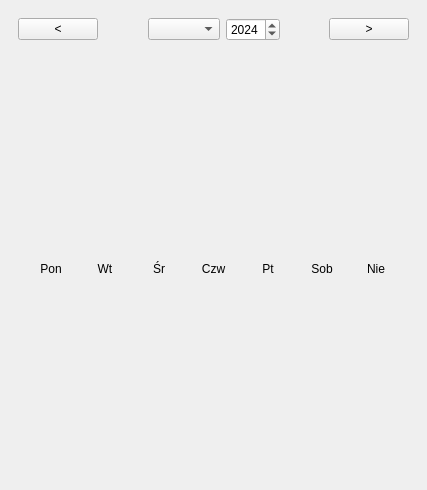
tototmek/PeriodCalendar, file src/mainwindow.ui: the form before one commit.
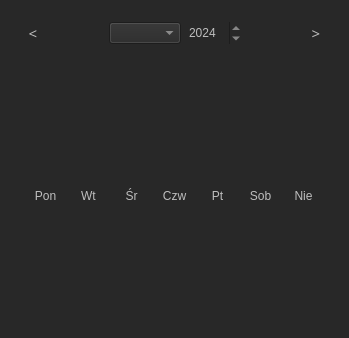
The form after the commit.

```diff
--- a/src/mainwindow.ui
+++ b/src/mainwindow.ui
@@ -6,13 +6,27 @@
    <rect>
     <x>0</x>
     <y>0</y>
-    <width>427</width>
-    <height>490</height>
+    <width>349</width>
+    <height>338</height>
    </rect>
   </property>
   <property name="windowTitle">
    <string>MainWindow</string>
   </property>
+  <property name="styleSheet">
+   <string notr="true">background-color: rgb(40, 40, 40);
+font: 11pt &quot;Switzer&quot;;
+color: rgb(190, 190, 190);
+border-color: rgb(111, 111, 111);
+border-top-color: rgb(111, 111, 111);
+border-right-color: rgb(111, 111, 111);
+border-bottom-color: rgb(111, 111, 111);
+border-left-color: rgb(111, 111, 111);
+selection-color: rgb(192, 144, 165);
+selection-background-color: rgb(50, 50, 50);
+gridline-color: rgb(85, 87, 83);
+alternate-background-color: rgb(136, 138, 133);</string>
+  </property>
   <widget class="QWidget" name="centralWidget">
    <layout class="QVBoxLayout" name="verticalLayout">
     <item>
@@ -32,9 +46,36 @@
            <verstretch>0</verstretch>
           </sizepolicy>
          </property>
+         <property name="minimumSize">
+          <size>
+           <width>30</width>
+           <height>30</height>
+          </size>
+         </property>
+         <property name="maximumSize">
+          <size>
+           <width>36</width>
+           <height>36</height>
+          </size>
+         </property>
+         <property name="font">
+          <font>
+           <family>Switzer</family>
+           <pointsize>11</pointsize>
+           <weight>50</weight>
+           <italic>false</italic>
+           <bold>false</bold>
+          </font>
+         </property>
+         <property name="styleSheet">
+          <string notr="true">border: 0px solid black;</string>
+         </property>
          <property name="text">
           <string>&lt;</string>
          </property>
+         <property name="flat">
+          <bool>false</bool>
+         </property>
         </widget>
        </item>
        <item>
@@ -58,13 +99,31 @@
            <verstretch>0</verstretch>
           </sizepolicy>
          </property>
+         <property name="styleSheet">
+          <string notr="true">QComboBox {
+	border: 0px solid black;
+};
+</string>
+         </property>
+         <property name="editable">
+          <bool>false</bool>
+         </property>
+         <property name="currentText">
+          <string/>
+         </property>
          <property name="maxVisibleItems">
           <number>12</number>
          </property>
+         <property name="frame">
+          <bool>true</bool>
+         </property>
         </widget>
        </item>
        <item>
         <widget class="QSpinBox" name="yearSpinBox">
+         <property name="frame">
+          <bool>false</bool>
+         </property>
          <property name="minimum">
           <number>1970</number>
          </property>
@@ -92,14 +151,41 @@
        <item>
         <widget class="QPushButton" name="nextMonthButton">
          <property name="sizePolicy">
-          <sizepolicy hsizetype="Minimum" vsizetype="Fixed">
+          <sizepolicy hsizetype="Fixed" vsizetype="Fixed">
            <horstretch>0</horstretch>
            <verstretch>0</verstretch>
           </sizepolicy>
          </property>
+         <property name="minimumSize">
+          <size>
+           <width>30</width>
+           <height>30</height>
+          </size>
+         </property>
+         <property name="maximumSize">
+          <size>
+           <width>36</width>
+           <height>36</height>
+          </size>
+         </property>
+         <property name="font">
+          <font>
+           <family>Switzer</family>
+           <pointsize>11</pointsize>
+           <weight>50</weight>
+           <italic>false</italic>
+           <bold>false</bold>
+          </font>
+         </property>
+         <property name="styleSheet">
+          <string notr="true">border: 0px solid black;</string>
+         </property>
          <property name="text">
           <string>&gt;</string>
          </property>
+         <property name="flat">
+          <bool>false</bool>
+         </property>
         </widget>
        </item>
       </layout>
@@ -125,6 +211,9 @@
               <verstretch>0</verstretch>
              </sizepolicy>
             </property>
+            <property name="styleSheet">
+             <string notr="true">font: 25 11pt &quot;Switzer&quot;;</string>
+            </property>
             <property name="text">
              <string>Sob</string>
             </property>
@@ -141,6 +230,9 @@
               <verstretch>0</verstretch>
              </sizepolicy>
             </property>
+            <property name="styleSheet">
+             <string notr="true">font: 25 11pt &quot;Switzer&quot;;</string>
+            </property>
             <property name="text">
              <string>Wt</string>
             </property>
@@ -157,6 +249,9 @@
               <verstretch>0</verstretch>
              </sizepolicy>
             </property>
+            <property name="styleSheet">
+             <string notr="true">font: 25 11pt &quot;Switzer&quot;;</string>
+            </property>
             <property name="text">
              <string>Pt</string>
             </property>
@@ -173,6 +268,9 @@
               <verstretch>0</verstretch>
              </sizepolicy>
             </property>
+            <property name="styleSheet">
+             <string notr="true">font: 25 11pt &quot;Switzer&quot;;</string>
+            </property>
             <property name="text">
              <string>Pon</string>
             </property>
@@ -189,6 +287,9 @@
               <verstretch>0</verstretch>
              </sizepolicy>
             </property>
+            <property name="styleSheet">
+             <string notr="true">font: 25 11pt &quot;Switzer&quot;;</string>
+            </property>
             <property name="text">
              <string>Śr</string>
             </property>
@@ -205,6 +306,9 @@
               <verstretch>0</verstretch>
              </sizepolicy>
             </property>
+            <property name="styleSheet">
+             <string notr="true">font: 25 11pt &quot;Switzer&quot;;</string>
+            </property>
             <property name="text">
              <string>Nie</string>
             </property>
@@ -221,6 +325,9 @@
               <verstretch>0</verstretch>
              </sizepolicy>
             </property>
+            <property name="styleSheet">
+             <string notr="true">font: 25 11pt &quot;Switzer&quot;;</string>
+            </property>
             <property name="text">
              <string>Czw</string>
             </property>
```
